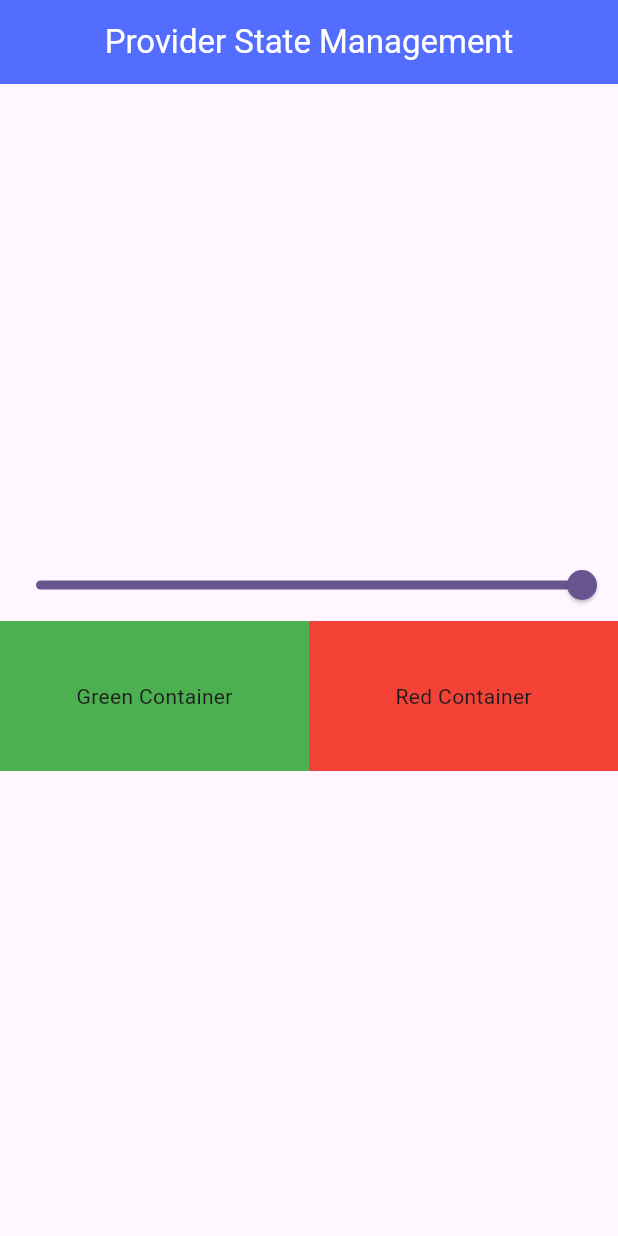
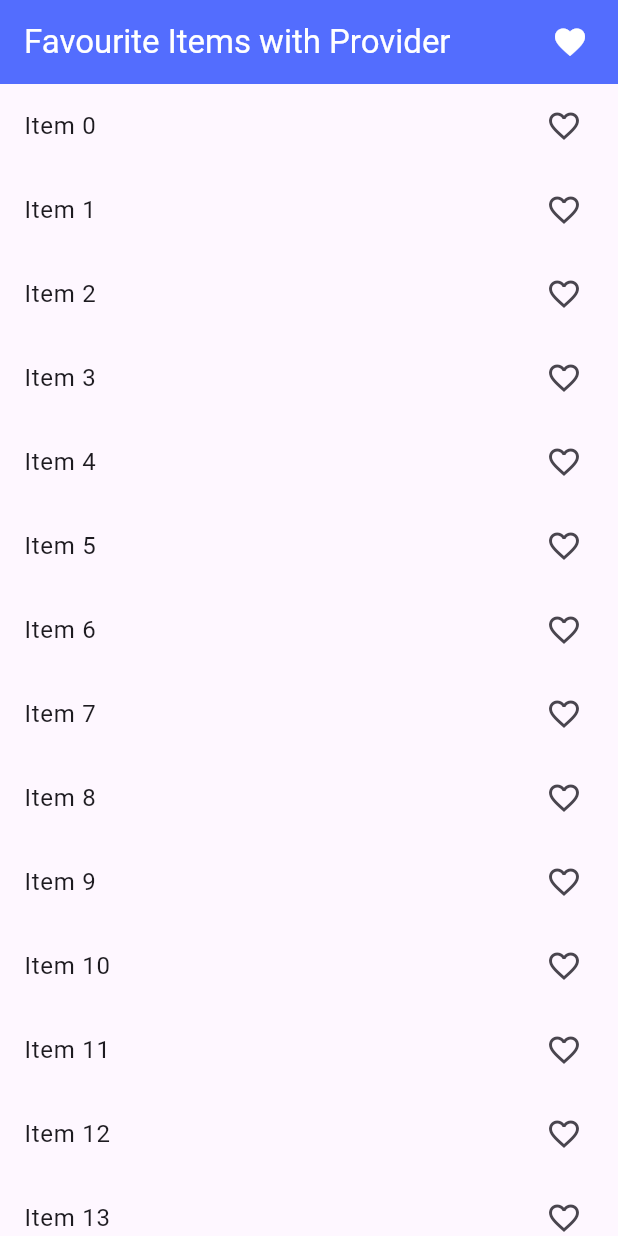
Before and after one commit to musman023/provider-state-management, a Flutter app: the screen it shows after launch, on a phone screen of 412 x 824 dp. Run offline on Flutter 3.47's test engine with Material 3 defaults, Android fonts, the phone set to English and light mode, and no system bars.

Commit message:
add to favourite

```diff
--- /dev/null
+++ b/lib/favourite/favourite_screen.dart
@@ -0,0 +1,71 @@
+import 'package:flutter/material.dart';
+
+import 'package:provider/provider.dart';
+import 'package:provider_tutorial/provider/favourite_provider.dart';
+import 'package:provider_tutorial/screen/my_favourite.dart';
+
+class FavouriteScreen extends StatefulWidget {
+  const FavouriteScreen({super.key});
+
+  @override
+  State<FavouriteScreen> createState() => _FavouriteScreenState();
+}
+
+class _FavouriteScreenState extends State<FavouriteScreen> {
+  @override
+  Widget build(BuildContext context) {
+    print('build');
+    return Scaffold(
+      appBar: AppBar(
+        backgroundColor: Colors.indigoAccent,
+        title: const Text(
+          "Favourite Items with Provider",
+          style: TextStyle(color: Colors.white),
+        ),
+        actions: [
+          GestureDetector(
+            onTap: () {
+              Navigator.push(
+                  context,
+                  MaterialPageRoute(
+                      builder: (context) => const MyFavouriteScreen()));
+            },
+            child: Icon(
+              Icons.favorite,
+              color: Colors.white,
+            ),
+          ),
+          SizedBox(
+            width: 20,
+          )
+        ],
+      ),
+      body: Column(
+        children: [
+          Expanded(
+              child: ListView.builder(
+                  itemCount: 100,
+                  itemBuilder: (context, index) {
+                    return Consumer<FavouriteItemProvider>(
+                      builder: (context, value, child) {
+                        return ListTile(
+                          onTap: () {
+                            if (value.selectedItem.contains(index)) {
+                              value.removeItem(index);
+                            } else {
+                              value.addItem(index);
+                            }
+                          },
+                          title: Text('Item $index'),
+                          trailing: Icon(value.selectedItem.contains(index)
+                              ? Icons.favorite
+                              : Icons.favorite_border),
+                        );
+                      },
+                    );
+                  }))
+        ],
+      ),
+    );
+  }
+}
--- a/lib/main.dart
+++ b/lib/main.dart
@@ -1,8 +1,9 @@
 import 'package:flutter/material.dart';
 import 'package:provider/provider.dart';
+import 'package:provider_tutorial/favourite/favourite_screen.dart';
 import 'package:provider_tutorial/provider/count_provider.dart';
 import 'package:provider_tutorial/provider/e1_provider.dart';
-import 'package:provider_tutorial/screen/e1_screen.dart';
+import 'package:provider_tutorial/provider/favourite_provider.dart';
 
 void main() {
   runApp(const MyApp());
@@ -16,9 +17,8 @@ class MyApp extends StatelessWidget {
     return MultiProvider(
         providers: [
           ChangeNotifierProvider(create: (_) => CountProvider()),
-          ChangeNotifierProvider(
-            create: (_) => ExampleOneProvider(),
-          )
+          ChangeNotifierProvider(create: (_) => ExampleOneProvider()),
+          ChangeNotifierProvider(create: (_) => FavouriteItemProvider())
         ],
         child: MaterialApp(
           debugShowCheckedModeBanner: false,
@@ -27,7 +27,7 @@ class MyApp extends StatelessWidget {
             colorScheme: ColorScheme.fromSeed(seedColor: Colors.deepPurple),
             useMaterial3: true,
           ),
-          home: const ExampleOne(),
+          home: const FavouriteScreen(),
         ));
   }
 }
--- /dev/null
+++ b/lib/provider/favourite_provider.dart
@@ -0,0 +1,16 @@
+import 'package:flutter/material.dart';
+
+class FavouriteItemProvider with ChangeNotifier {
+  List<int> _selectedItem = [];
+  List<int> get selectedItem => _selectedItem;
+
+  void addItem(int value) {
+    _selectedItem.add(value);
+    notifyListeners();
+  }
+
+  void removeItem(int value) {
+    _selectedItem.remove(value);
+    notifyListeners();
+  }
+}
--- a/lib/screen/e1_screen.dart
+++ b/lib/screen/e1_screen.dart
@@ -18,7 +18,7 @@ class _ExampleOneState extends State<ExampleOne> {
         // elevation: 0,
         backgroundColor: Colors.indigoAccent,
         title: const Text(
-          "Provider State Management",
+          "Slider with Provider",
           style: TextStyle(color: Colors.white),
         ),
       ),
```
Also changed, not shown: lib/screen/my_favourite.dart (added, +55 -0 lines).
